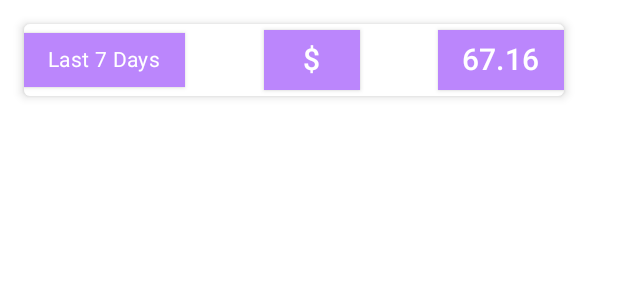
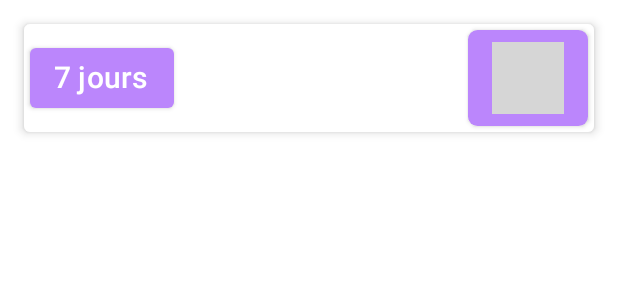
Before and after one commit to duchenedaphne/tp_expenses, an Android app built with Jetpack Compose: the @Preview function ExpensesScreen, on a phone screen of 412 x 824 dp. Shown: the top 300 px of the screen. Run offline under Robolectric (Android 15) with nearby library versions, the phone set to English and light mode, and no system bars; network calls fail; 2 statements that could not run were skipped; grey boxes are pictures that could not be loaded.

```diff
--- a/app/src/main/java/com/doranco/tp_expenses/ExpensesScreen.kt
+++ b/app/src/main/java/com/doranco/tp_expenses/ExpensesScreen.kt
@@ -1,80 +1,66 @@
 package com.doranco.tp_expenses
 
 import android.content.ContentValues.TAG
+import android.os.Build
 import android.util.Log
-import android.view.Display
-import androidx.compose.foundation.background
+import androidx.annotation.RequiresApi
 import androidx.compose.foundation.layout.*
 import androidx.compose.foundation.lazy.LazyColumn
 import androidx.compose.foundation.lazy.items
-import androidx.compose.foundation.magnifier
+import androidx.compose.foundation.shape.RoundedCornerShape
 import androidx.compose.material.*
 import androidx.compose.runtime.Composable
 import androidx.compose.runtime.CompositionLocalProvider
-import androidx.compose.runtime.mutableStateOf
-import androidx.compose.runtime.remember
 import androidx.compose.ui.Alignment
 import androidx.compose.ui.Modifier
-import androidx.compose.ui.graphics.Color
-import androidx.compose.ui.graphics.RectangleShape
 import androidx.compose.ui.res.colorResource
-import androidx.compose.ui.res.stringResource
-import androidx.compose.ui.text.font.FontStyle
-import androidx.compose.ui.text.font.FontWeight
-import androidx.compose.ui.text.style.TextAlign
 import androidx.compose.ui.tooling.preview.Preview
 import androidx.compose.ui.unit.dp
 import androidx.compose.ui.unit.sp
 import androidx.lifecycle.viewmodel.compose.viewModel
-import com.doranco.tp_expenses.ExpensesViewModel
-import com.doranco.tp_expenses.R
 
 @Preview(showBackground = true)
 @Composable
 fun ExpensesScreen() {
     val viewModel: ExpensesViewModel = viewModel()
+    var total: Double =  String.format("%.2f", viewModel.totalPrice()).toDouble()
 
+    Column(modifier = Modifier.padding(8.dp)){
         FilterDetails()
-
-    LazyColumn(
-        contentPadding = PaddingValues(vertical = 60.dp, horizontal = 8.dp), modifier = Modifier
-    ) {
+        LazyColumn(contentPadding = PaddingValues(vertical = 8.dp, horizontal = 8.dp), modifier = Modifier) {
             items(viewModel.state.value) { expense ->
                 ExpenseItem(expense)
             }
         }
     }
+}
+
+@RequiresApi(Build.VERSION_CODES.O)
+@Composable
+fun FilterDetails() {
+    Card(elevation = 4.dp, modifier = Modifier
+        .padding(8.dp)
+        .fillMaxWidth()) {
+        InnerFilter(Modifier.fillMaxWidth())
+    }
+}
 
 @Composable
-fun FilterDetails() {
-    val text_time = remember {
-        mutableStateOf("Last 7 Days")
-    }
-    val text_price = remember {
-        mutableStateOf("67.16")
-    }
-
-    Card(
-        elevation = 4.dp, modifier = Modifier.padding(16.dp).width(360.dp)
-    ) {
-        Row(
-            verticalAlignment = Alignment.CenterVertically, horizontalArrangement = Arrangement.SpaceBetween
-        ) {
+fun InnerFilter(modifier: Modifier) {
+    Row(verticalAlignment = Alignment.CenterVertically, horizontalArrangement = Arrangement.SpaceBetween) {
         Button(
             onClick = {
-                    text_time.value = "Last 14 Days"
-                    println("FilterDetails: bouton cliqué")
+                viewModel.selectDate()
+                System.out.println("FilterDetails: bouton cliqué")
                 Log.d(TAG, "FilterDetails: cliqué")
             },
+            modifier = Modifier.padding(4.dp),
             colors = ButtonDefaults.buttonColors(
                 backgroundColor = colorResource(id = R.color.purple_200),
                 contentColor = colorResource(id = R.color.white),
             ),
-                shape = MaterialTheme.shapes.large,
-                modifier = Modifier
-            ) {
-                Text(text = text_time.value, style = MaterialTheme.typography.body2)
-            }
+            shape = RoundedCornerShape(10)
+        ) { Text(text = "7 jours", style = MaterialTheme.typography.h6) }
 
         Button(
             onClick = {  },
@@ -82,37 +68,16 @@ fun FilterDetails() {
                 backgroundColor = colorResource(id = R.color.purple_200),
                 contentColor = colorResource(id = R.color.white)
             ),
-                shape = MaterialTheme.shapes.large,
-                modifier = Modifier
-            ) {
-                Text(text = "$", style = MaterialTheme.typography.h6)
-            }
-
-            Button(
-                onClick = {
-                    text_price.value = "00.00"
-                },
-                colors = ButtonDefaults.buttonColors(
-                    backgroundColor = colorResource(id = R.color.purple_200),
-                    contentColor = colorResource(id = R.color.white)
-                ),
-                shape = MaterialTheme.shapes.large,
-                modifier = Modifier
-            ) {
-                Text(text = text_price.value, style = MaterialTheme.typography.h6)
-            }
-        }
+            shape = RoundedCornerShape(10),
+            modifier = Modifier.padding(4.dp)
+        ) { Text(text = "€$total", style = MaterialTheme.typography.h6) }
     }
 }
 
 @Composable
 fun ExpenseItem(item: Expense) {
-    Card(
-        elevation = 4.dp, modifier = Modifier.padding(8.dp)
-    ) {
-        Row(
-            verticalAlignment = Alignment.CenterVertically, modifier = Modifier.padding(8.dp)
-        ) {
+    Card(elevation = 4.dp, modifier = Modifier.padding(8.dp)){
+        Row(verticalAlignment = Alignment.CenterVertically, modifier = Modifier.padding(8.dp)) {
             ExpenseDetails(item.title, item.date, item.price, Modifier.weight(0.85f))
         }
     }
@@ -121,35 +86,28 @@ fun ExpenseItem(item: Expense) {
 @Composable
 fun ExpenseDetails(title: String, date: String, price: Double, modifier: Modifier) {
 
-    Row(
-        verticalAlignment = Alignment.CenterVertically, horizontalArrangement = Arrangement.SpaceBetween
-    ) {
-        Column(
-            modifier = modifier
-        ) {
+    Row(verticalAlignment = Alignment.CenterVertically, horizontalArrangement = Arrangement.SpaceBetween) {
+        Column(modifier = modifier) {
             Text(text = title, style = MaterialTheme.typography.h6)
 
-            CompositionLocalProvider(
-                LocalContentAlpha provides ContentAlpha.medium
-            ) {
+            CompositionLocalProvider(LocalContentAlpha provides ContentAlpha.medium) {
                 Text(text = date, style = MaterialTheme.typography.body2)
             }
         }
 
-        Column(
-            modifier = modifier, horizontalAlignment = Alignment.End
-        ) {
+        Column(modifier = modifier, horizontalAlignment = Alignment.End) {
             Button(
-                onClick = {  },
+                onClick = {
+                    System.out.println("FilterDetails: bouton cliqué")
+                    Log.d(TAG, "FilterDetails: cliqué")
+                },
                 modifier = Modifier,
                 colors = ButtonDefaults.buttonColors(
                     backgroundColor = colorResource(id = R.color.teal_200),
                     contentColor = colorResource(id = R.color.white)
                 ),
-                shape = MaterialTheme.shapes.large
-            ) {
-                Text(text = price.toString(), style = MaterialTheme.typography.h6)
+                shape = RoundedCornerShape(10)
+            ) { Text(text = price.toString(), style = MaterialTheme.typography.h6) }
         }
     }
 }
-}
--- a/app/src/main/java/com/doranco/tp_expenses/ExpensesViewModel.kt
+++ b/app/src/main/java/com/doranco/tp_expenses/ExpensesViewModel.kt
@@ -30,7 +30,7 @@ class ExpensesViewModel:ViewModel() {
                 GsonConverterFactory.create()
             )
             .baseUrl(
-                "https://avid-racer-241421.firebaseio.com/"
+                "https://restaurant-84b9e-default-rtdb.europe-west1.firebasedatabase.app/"
             )
             .build()
         restInterface = retrofit.create(
@@ -52,25 +52,25 @@ class ExpensesViewModel:ViewModel() {
         }
     }
 
-    private suspend fun totalPrice(): Double {
+    fun totalPrice(): Double {
         var total: Double = 0.0
 
-        getRemoteExpenses().forEach {
+        state.value.forEach {
             total +=  it.price
         }
+
         return total
     }
 
     @RequiresApi(Build.VERSION_CODES.O)
-    private suspend fun selectDate(){
+    fun selectDate(){
         val dateTimeFormatter: DateTimeFormatter = DateTimeFormatter.ofPattern("yyyy-MM-dd")
         val today: LocalDate = LocalDate.now(ZoneId.of("Europe/Paris"))
         val pastWeek: LocalDate = today.minusWeeks( 1 )
 
-        getRemoteExpenses().forEach {
+        state.value = state.value.filter {
             var expenseDate = LocalDate.parse(it.date, dateTimeFormatter)
-            if (expenseDate.isAfter(pastWeek))
-                getExpenses()
+            expenseDate.isBefore(pastWeek)
         }
     }
 }
```
Also changed, not shown: app/src/main/java/com/doranco/tp_expenses/Expense.kt (+11 -1 lines), app/src/main/java/com/doranco/tp_expenses/MainActivity.kt (+1 -20 lines). Lines whose indentation alone changed are shown as unchanged.
